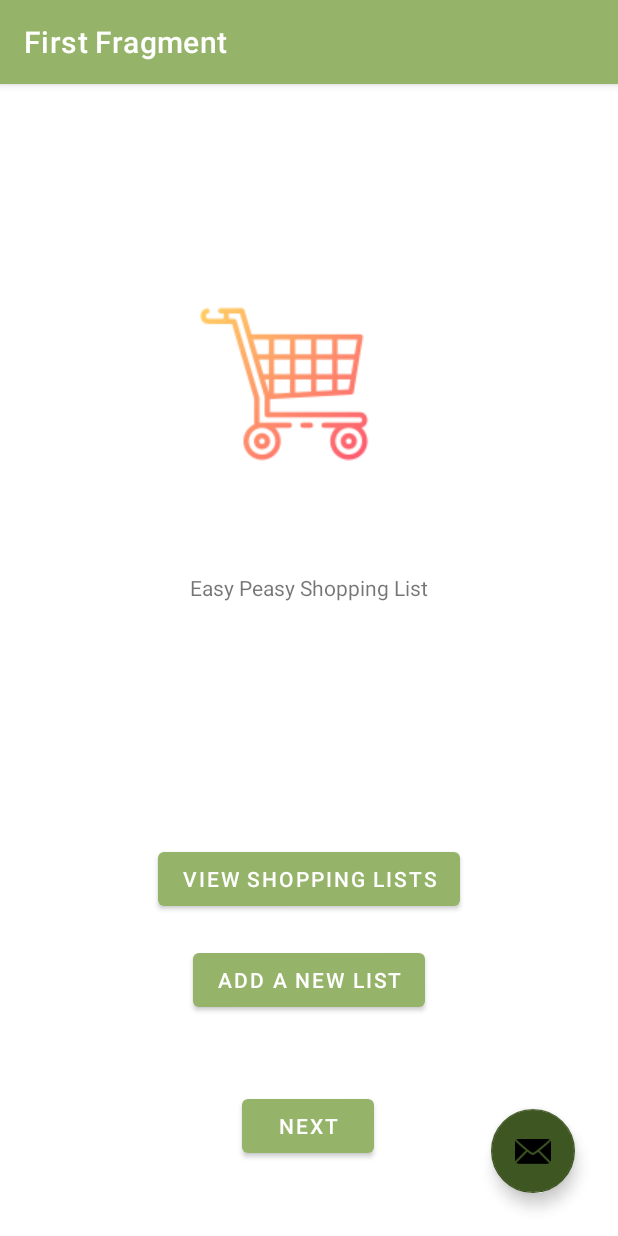
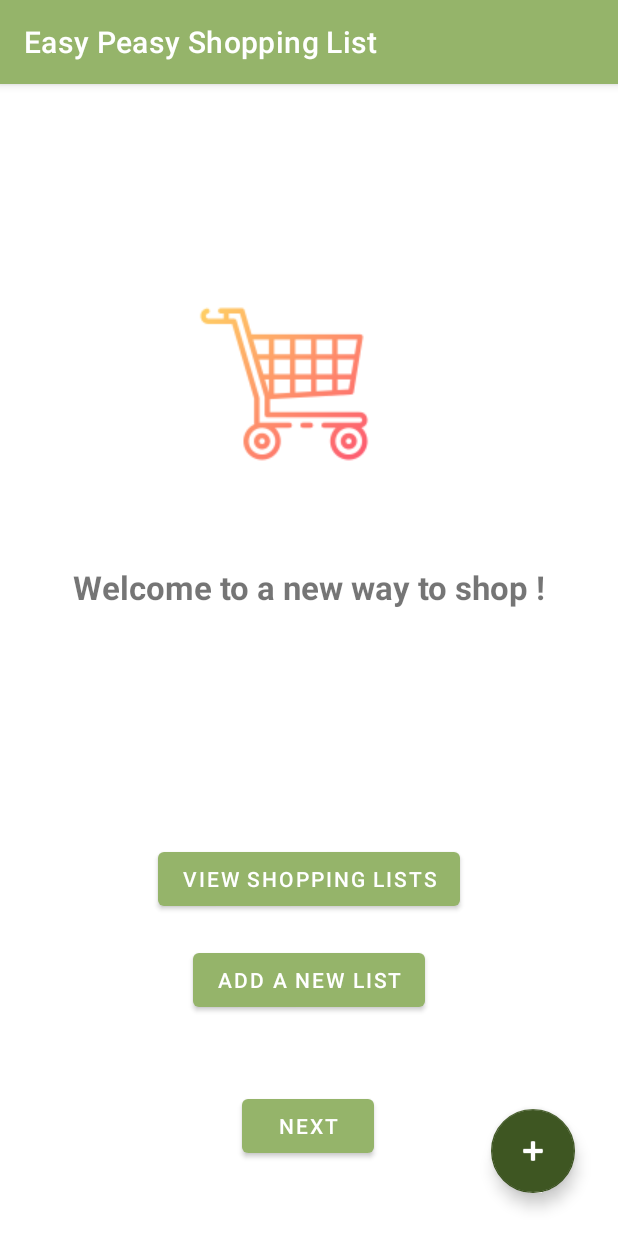
Before and after one commit to tanphan01/Easy_Peasy_Shopping_List, an Android app: the SecondFragment screen opened through its navigation route, after a tap on "PREVIOUS", on a phone screen of 412 x 824 dp. Run offline under Robolectric (Android 15) with nearby library versions, the phone set to English and light mode, and no system bars; our stand-ins replace navigation-ui.

Commit message:
Fragments

```diff
--- a/app/src/main/java/be/bf/android/myfirstshoppinglist/FirstFragment.kt
+++ b/app/src/main/java/be/bf/android/myfirstshoppinglist/FirstFragment.kt
@@ -33,15 +33,19 @@ class FirstFragment : Fragment() {
     override fun onViewCreated(view: View, savedInstanceState: Bundle?) {
         super.onViewCreated(view, savedInstanceState)
 
-        binding.buttonFirst.setOnClickListener {
+        binding.fab.setOnClickListener { view ->
+            Snackbar.make(view, "You've created a new list", Snackbar.LENGTH_LONG)
+                .setAction("Action", null).show()
             findNavController().navigate(R.id.action_FirstFragment_to_SecondFragment)
         }
 
-        binding.fab.setOnClickListener { view ->
-            Snackbar.make(view, "Romain is the King", Snackbar.LENGTH_LONG)
-                .setAction("Action", null).show()
-        }
+
+//        binding.btnFirst.setOnClickListener {
+//            findNavController().navigate(R.id.action_FirstFragment_to_SecondFragment)
+//        }
+
     }
+
 
     override fun onDestroyView() {
         super.onDestroyView()
--- a/app/src/main/java/be/bf/android/myfirstshoppinglist/SecondFragment.kt
+++ b/app/src/main/java/be/bf/android/myfirstshoppinglist/SecondFragment.kt
@@ -32,7 +32,7 @@ class SecondFragment : Fragment() {
     override fun onViewCreated(view: View, savedInstanceState: Bundle?) {
         super.onViewCreated(view, savedInstanceState)
 
-        binding.buttonSecond.setOnClickListener {
+        binding.btnSecond.setOnClickListener {
             findNavController().navigate(R.id.action_SecondFragment_to_FirstFragment)
         }
     }
--- a/app/src/main/res/layout/fragment_first.xml
+++ b/app/src/main/res/layout/fragment_first.xml
@@ -19,7 +19,7 @@
         app:srcCompat="@drawable/caddie" />
 
     <Button
-        android:id="@+id/button"
+        android:id="@+id/btn"
         android:layout_width="wrap_content"
         android:layout_height="wrap_content"
         android:layout_marginBottom="214dp"
@@ -35,21 +35,23 @@
         android:layout_marginStart="23dp"
         android:layout_marginTop="19dp"
         android:text="@string/add_a_new_list"
-        app:layout_constraintStart_toStartOf="@+id/button"
-        app:layout_constraintTop_toBottomOf="@+id/button" />
+        app:layout_constraintStart_toStartOf="@+id/btn"
+        app:layout_constraintTop_toBottomOf="@+id/btn" />
 
         <TextView
             android:id="@+id/textview_first"
             android:layout_width="wrap_content"
             android:layout_height="wrap_content"
             android:text="@string/hello_first_fragment"
-            app:layout_constraintBottom_toTopOf="@id/button_first"
+            android:textSize="22sp"
+            android:textStyle="bold"
+            app:layout_constraintBottom_toTopOf="@id/btn_first"
             app:layout_constraintEnd_toEndOf="parent"
             app:layout_constraintStart_toStartOf="parent"
             app:layout_constraintTop_toTopOf="parent" />
 
     <Button
-        android:id="@+id/button_first"
+        android:id="@+id/btn_first"
         android:layout_width="wrap_content"
         android:layout_height="wrap_content"
         android:layout_marginEnd="34dp"
@@ -69,9 +71,9 @@
         app:layout_constraintBottom_toBottomOf="parent"
         app:layout_constraintEnd_toEndOf="parent"
         app:layout_constraintHorizontal_bias="0.731"
-        app:layout_constraintStart_toEndOf="@+id/button_first"
+        app:layout_constraintStart_toEndOf="@+id/btn_first"
         app:layout_constraintTop_toBottomOf="@+id/btn2"
         app:layout_constraintVertical_bias="0.826"
-        app:srcCompat="@android:drawable/ic_dialog_email" />
+        app:srcCompat="@android:drawable/ic_input_add" />
 
 </androidx.constraintlayout.widget.ConstraintLayout>
--- a/app/src/main/res/layout/fragment_second.xml
+++ b/app/src/main/res/layout/fragment_second.xml
@@ -10,13 +10,13 @@
         android:id="@+id/textview_second"
         android:layout_width="wrap_content"
         android:layout_height="wrap_content"
-        app:layout_constraintBottom_toTopOf="@id/button_second"
+        app:layout_constraintBottom_toTopOf="@id/btn_second"
         app:layout_constraintEnd_toEndOf="parent"
         app:layout_constraintStart_toStartOf="parent"
         app:layout_constraintTop_toTopOf="parent" />
 
     <Button
-        android:id="@+id/button_second"
+        android:id="@+id/btn_second"
         android:layout_width="wrap_content"
         android:layout_height="wrap_content"
         android:text="@string/previous"
--- a/app/src/main/res/layout/start_main.xml
+++ b/app/src/main/res/layout/start_main.xml
@@ -18,7 +18,7 @@
         tools:ignore="ImageContrastCheck" />
 
     <Button
-        android:id="@+id/button"
+        android:id="@+id/btn"
         android:layout_width="wrap_content"
         android:layout_height="wrap_content"
         android:layout_marginBottom="214dp"
@@ -34,7 +34,7 @@
         android:layout_marginStart="23dp"
         android:layout_marginTop="19dp"
         android:text="@string/add_a_new_list"
-        app:layout_constraintStart_toStartOf="@+id/button"
-        app:layout_constraintTop_toBottomOf="@+id/button" />
+        app:layout_constraintStart_toStartOf="@+id/btn"
+        app:layout_constraintTop_toBottomOf="@+id/btn" />
 
 </androidx.constraintlayout.widget.ConstraintLayout>
--- a/app/src/main/res/values/colors.xml
+++ b/app/src/main/res/values/colors.xml
@@ -5,6 +5,6 @@
     <color name="purple_700">#709255</color>
     <color name="teal_200">#3E5622</color>
     <color name="teal_700">#83781B</color>
-    <color name="black">#FF000000</color>
+    <color name="black">#FFFFFFFF</color>
     <color name="white">#FFFFFFFF</color>
 </resources>
--- a/app/src/main/res/values/strings.xml
+++ b/app/src/main/res/values/strings.xml
@@ -2,12 +2,12 @@
     <string name="app_name">My First Shopping List</string>
     <string name="title_activity_main2">MainActivity2</string>
     <!-- Strings used for fragments for navigation -->
-    <string name="first_fragment_label">First Fragment</string>
-    <string name="second_fragment_label">Second Fragment</string>
+    <string name="first_fragment_label">Easy Peasy Shopping List</string>
+    <string name="second_fragment_label">My shopping list</string>
     <string name="next">Next</string>
     <string name="previous">Previous</string>
 
-    <string name="hello_first_fragment">Easy Peasy Shopping List</string>
+    <string name="hello_first_fragment">Welcome to a new way to shop !</string>
     <string name="hello_second_fragment">Hello second fragment. Arg: %1$s</string>
     <string name="view_shopping_lists">View shopping lists</string>
     <string name="add_a_new_list">Add a new list</string>
```
